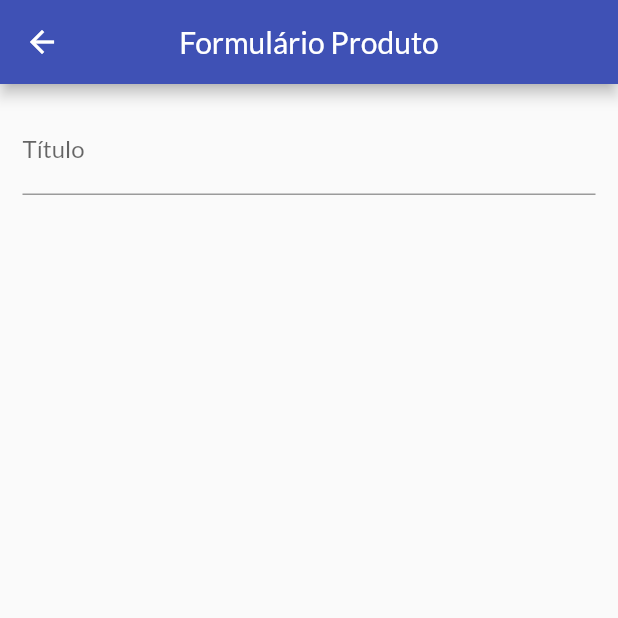
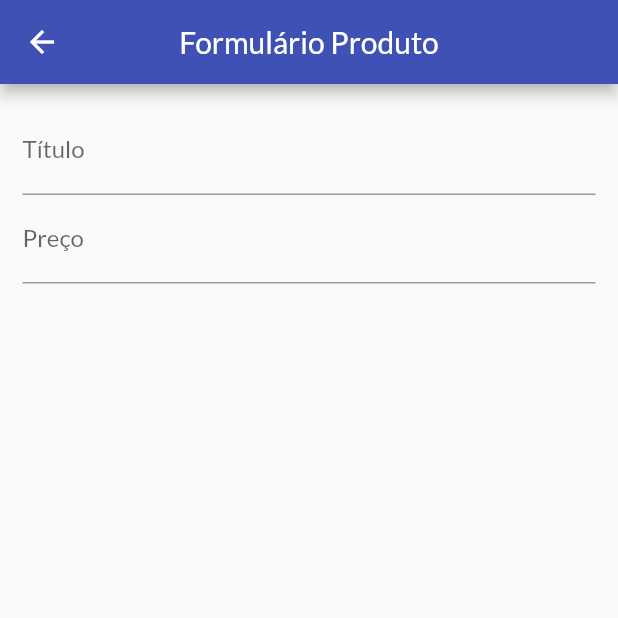
Before and after one commit to BrendowLincoln/tech_store_formularios, a Flutter app: the ProductFormScreen screen opened by its route, on a phone screen of 412 x 824 dp, the top half of it. Run offline on Flutter 3.47's test engine with Material 2 defaults, Android fonts, the phone set to English and light mode, and no system bars; network calls fail.

Commit message:
Controlando o foco do TextFormField

```diff
--- a/lib/app/views/product_form_screen.dart
+++ b/lib/app/views/product_form_screen.dart
@@ -6,6 +6,9 @@ class ProductFormScreen extends StatefulWidget {
 }
 
 class _ProductFormScreenState extends State<ProductFormScreen> {
+
+  final _priceFocusNode = FocusNode();
+
   @override
   Widget build(BuildContext context) {
     return Scaffold(
@@ -23,6 +26,17 @@ class _ProductFormScreenState extends State<ProductFormScreen> {
                   labelText: 'Título',
                 ),
                 textInputAction: TextInputAction.next,
+                onFieldSubmitted: (_) {
+                  FocusScope.of(context).requestFocus(_priceFocusNode);
+                },
+              ),
+              TextFormField(
+                focusNode: _priceFocusNode,
+                decoration: InputDecoration(
+                  labelText: 'Preço',
+                ),
+                textInputAction: TextInputAction.next,
+                keyboardType: TextInputType.numberWithOptions(decimal: true),
               )
             ],
           ),
```
